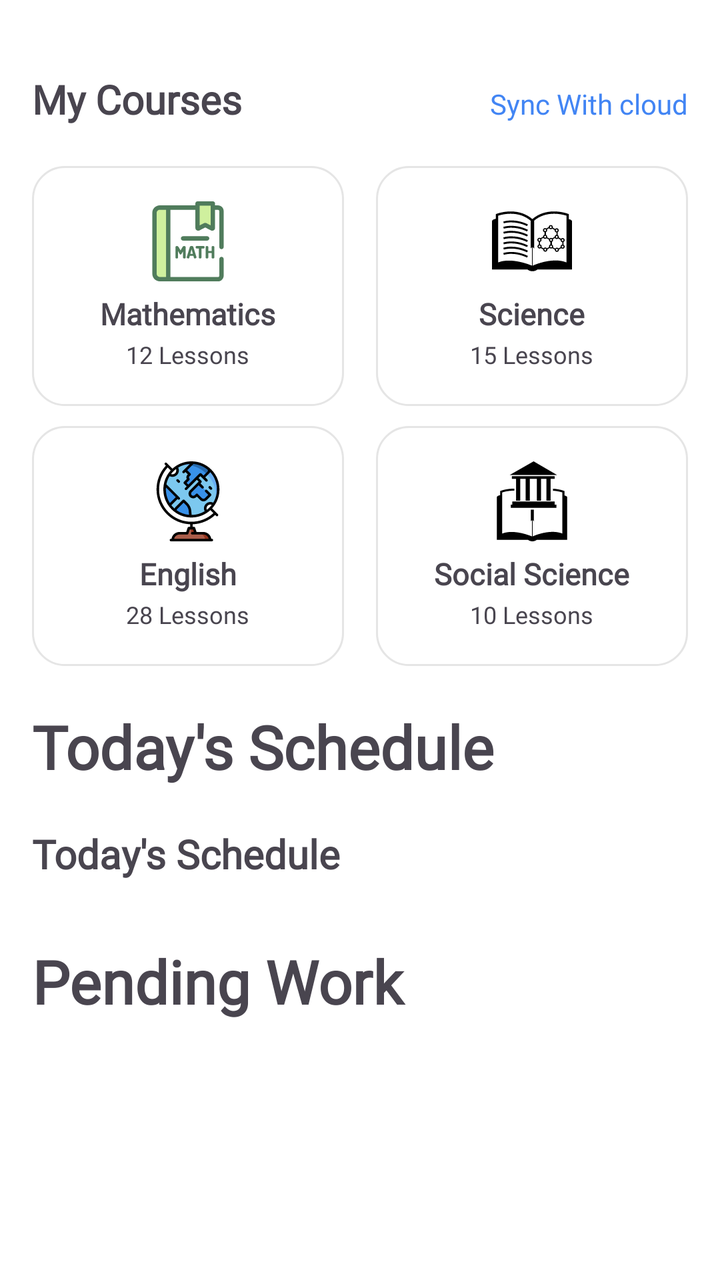
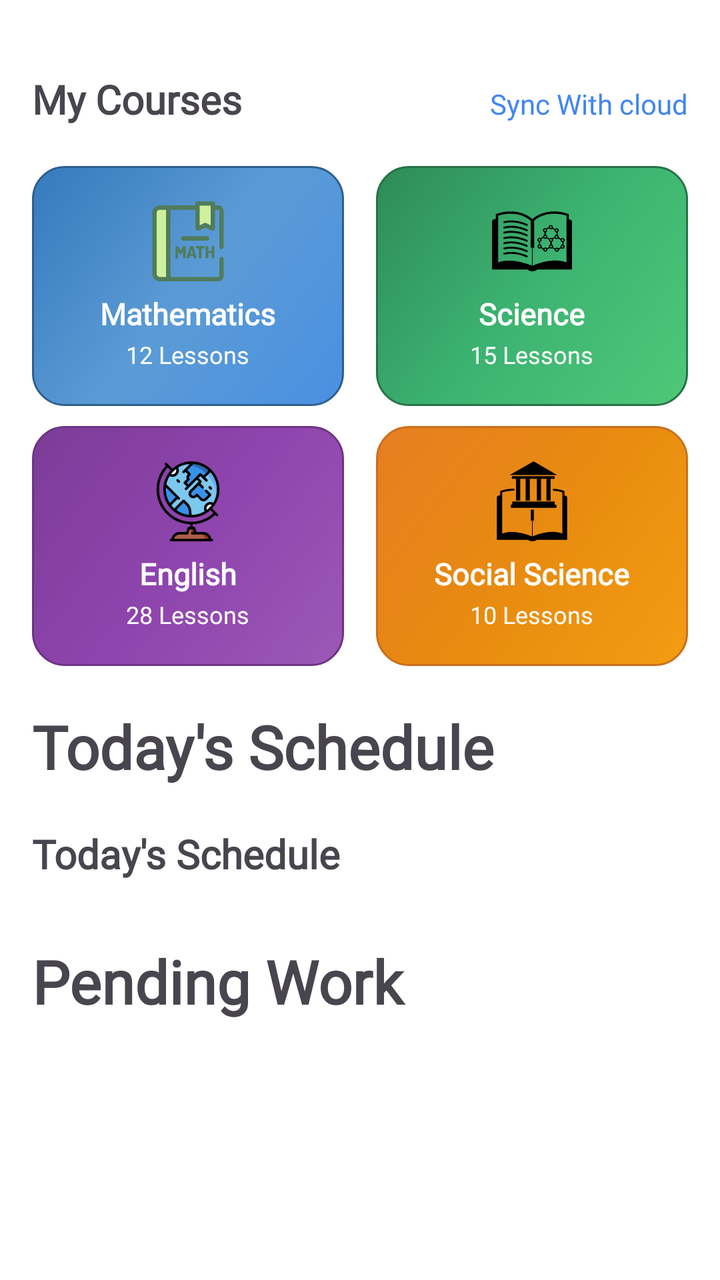

Two renders of the same Android screen: before a commit and after it. Below are the layout's source before the change and the commit's diff.
<!-- AndroidManifest.xml: application theme Theme.Demolition -->
<!-- res/layout/fragment_home.xml -->
<?xml version="1.0" encoding="utf-8"?>
<FrameLayout xmlns:android="http://schemas.android.com/apk/res/android"
    xmlns:tools="http://schemas.android.com/tools"
    android:layout_width="match_parent"
    android:layout_height="match_parent"
    tools:context=".Home">

    <LinearLayout
        android:id="@+id/ll_main_root"
        android:orientation="vertical"
        android:layout_width="match_parent"
        android:layout_height="match_parent"
        android:background="#FFFFFF">

        <ScrollView
            android:layout_width="match_parent"
            android:layout_height="0dp"
            android:layout_weight="1"
            android:fillViewport="true">

            <LinearLayout
                android:layout_width="match_parent"
                android:layout_height="wrap_content"
                android:orientation="vertical"
                android:padding="16dp">










































                <LinearLayout
                    android:id="@+id/ll_courses_header"
                    android:layout_width="match_parent"
                    android:layout_height="wrap_content"
                    android:layout_marginTop="20dp"
                    android:orientation="horizontal">

                    <TextView
                        android:id="@+id/tv_my_courses"
                        android:text="My Courses"
                        android:textSize="20sp"
                        android:textStyle="bold"
                        android:fontFamily="@font/audi"
                        android:layout_width="0dp"
                        android:layout_height="wrap_content"
                        android:layout_weight="1"/>

                    <TextView
                        android:id="@+id/Sync_with_cloud"
                        android:text="Sync With cloud"
                        android:textSize="14sp"
                        android:fontFamily="@font/space"
                        android:textColor="#4285F4"
                        android:layout_width="wrap_content"
                        android:layout_height="wrap_content"/>
                </LinearLayout>

                <LinearLayout
                    android:id="@+id/ll_courses_grid"
                    android:layout_width="match_parent"
                    android:layout_height="wrap_content"
                    android:orientation="vertical"
                    android:layout_marginTop="10dp">

                    
                    <LinearLayout
                        android:id="@+id/ll_course_row_1"
                        android:layout_width="match_parent"
                        android:layout_height="wrap_content"
                        android:orientation="horizontal"
                        android:gravity="center"
                        android:weightSum="2"
                        android:layout_marginTop="10dp">

                        
                        <LinearLayout
                            android:id="@+id/card_math"
                            android:layout_width="0dp"
                            android:layout_height="120dp"
                            android:layout_weight="1"
                            android:orientation="vertical"
                            android:gravity="center"
                            android:background="@drawable/course_card"
                            android:layout_marginRight="8dp">

                            <ImageView
                                android:id="@+id/iv_math"
                                android:src="@drawable/math"
                                android:layout_width="40dp"
                                android:layout_height="40dp"/>

                            <TextView
                                android:id="@+id/tv_math_title"
                                android:text="Mathematics"
                                android:textSize="15sp"
                                android:textStyle="bold"
                                android:fontFamily="@font/audi"
                                android:layout_marginTop="6dp"
                                android:layout_width="wrap_content"
                                android:layout_height="wrap_content"/>

                            <TextView
                                android:id="@+id/tv_math_lessons"
                                android:text="12 Lessons"
                                android:textSize="12sp"
                                android:fontFamily="@font/audi"
                                android:layout_marginTop="2dp"
                                android:layout_width="wrap_content"
                                android:layout_height="wrap_content"/>
                        </LinearLayout>

                        
                        <LinearLayout
                            android:id="@+id/card_science"
                            android:layout_width="0dp"
                            android:layout_height="120dp"
                            android:layout_weight="1"
                            android:orientation="vertical"
                            android:gravity="center"
                            android:background="@drawable/course_card"
                            android:layout_marginLeft="8dp">

                            <ImageView
                                android:id="@+id/iv_science"
                                android:src="@drawable/science"
                                android:layout_width="40dp"
                                android:layout_height="40dp"/>

                            <TextView
                                android:id="@+id/tv_science_title"
                                android:text="Science"

                                android:layout_height="wrap_content"
                                android:layout_width="wrap_content"
                                android:textSize="15sp"
                                android:textStyle="bold"
                                android:fontFamily="@font/audi"
                                android:layout_marginTop="6dp"/>

                            <TextView
                                android:id="@+id/tv_science_lessons"
                                android:text="15 Lessons"

                                android:layout_height="wrap_content"
                                android:layout_width="wrap_content"
                                android:textSize="12sp"
                                android:fontFamily="@font/audi"
                                android:layout_marginTop="2dp"/>
                        </LinearLayout>

                    </LinearLayout>


                    
                    <LinearLayout
                        android:id="@+id/ll_course_row_2"
                        android:layout_width="match_parent"
                        android:layout_height="wrap_content"
                        android:orientation="horizontal"
                        android:gravity="center"
                        android:weightSum="2"
                        android:layout_marginTop="10dp">

                        
                        <LinearLayout
                            android:id="@+id/card_geo"
                            android:layout_width="0dp"
                            android:layout_height="120dp"
                            android:layout_weight="1"
                            android:orientation="vertical"
                            android:gravity="center"
                            android:background="@drawable/course_card"
                            android:layout_marginRight="8dp">

                            <ImageView
                                android:id="@+id/iv_geo"
                                android:src="@drawable/geo"
                                android:layout_width="40dp"
                                android:layout_height="40dp"/>

                            <TextView
                                android:id="@+id/tv_geo_title"
                                android:text="English"
                                android:textSize="15sp"

                                android:layout_height="wrap_content"
                                android:layout_width="wrap_content"
                                android:textStyle="bold"
                                android:fontFamily="@font/audi"
                                android:layout_marginTop="6dp"/>

                            <TextView
                                android:id="@+id/tv_geo_lessons"
                                android:text="28 Lessons"

                                android:layout_height="wrap_content"
                                android:layout_width="wrap_content"
                                android:textSize="12sp"
                                android:fontFamily="@font/audi"
                                android:layout_marginTop="2dp"/>
                        </LinearLayout>

                        
                        <LinearLayout
                            android:id="@+id/card_history"
                            android:layout_width="0dp"
                            android:layout_height="120dp"
                            android:layout_weight="1"
                            android:orientation="vertical"
                            android:gravity="center"
                            android:background="@drawable/course_card"
                            android:layout_marginLeft="8dp">

                            <ImageView
                                android:id="@+id/iv_history"
                                android:src="@drawable/history"
                                android:layout_width="40dp"
                                android:layout_height="40dp"/>

                            <TextView
                                android:id="@+id/tv_history_title"
                                android:text="Social Science"

                                android:layout_height="wrap_content"
                                android:layout_width="wrap_content"
                                android:textSize="15sp"
                                android:textStyle="bold"
                                android:fontFamily="@font/audi"
                                android:layout_marginTop="6dp"/>

                            <TextView

                                android:layout_height="wrap_content"
                                android:layout_width="wrap_content"
                                android:id="@+id/tv_history_lessons"
                                android:text="10 Lessons"
                                android:textSize="12sp"
                                android:fontFamily="@font/audi"
                                android:layout_marginTop="2dp"/>
                        </LinearLayout>

                    </LinearLayout>

                </LinearLayout>
                

                
                <TextView
                    android:layout_width="match_parent"
                    android:layout_height="wrap_content"
                    android:text="Today's Schedule"
                    android:textSize="30sp"
                    android:textStyle="bold"
                    android:layout_marginTop="20dp"
                    android:fontFamily="@font/audi" />

                <TextView
                    android:layout_width="match_parent"
                    android:layout_height="wrap_content"
                    android:text="Today's Schedule"
                    android:textSize="20sp"
                    android:textStyle="bold"
                    android:fontFamily="@font/audi"
                    android:layout_marginTop="20dp" />

                <androidx.recyclerview.widget.RecyclerView
                    android:id="@+id/rv_timetable"
                    android:layout_width="match_parent"
                    android:layout_height="wrap_content"
                    android:nestedScrollingEnabled="false"
                    android:layout_marginTop="10dp" />


                
                <TextView
                    android:layout_width="match_parent"
                    android:layout_height="100dp"
                    android:layout_marginTop="20dp"
                    android:text="Pending Work"
                    android:textSize="30sp"
                    android:textStyle="bold"
                    android:fontFamily="@font/space" />

            </LinearLayout>
        </ScrollView>
    </LinearLayout>
</FrameLayout>
<!-- resources referenced by this layout -->
<resources>
  <!-- drawable course_card (drawable) -->
  <?xml version="1.0" encoding="utf-8"?>
  <shape xmlns:android="http://schemas.android.com/apk/res/android"
      android:shape="rectangle">
  
      
      <solid android:color="#FFFFFF" />
  
      
      <corners android:radius="16dp" />
  
      
      <stroke
          android:width="1dp"
          android:color="#E5E5E5" />
  
      
      <padding
          android:left="12dp"
          android:top="12dp"
          android:right="12dp"
          android:bottom="12dp" />
  </shape>
  <style name="Theme.Demolition" parent="Base.Theme.Demolition" />
  <style name="Base.Theme.Demolition" parent="Theme.Material3.DayNight.NoActionBar">
          
          
      </style>
  <!-- unchanged entries left out for length: 4 -->
</resources>

<!-- the commit's change to res/layout/fragment_home.xml (unified diff, before → after) -->
@@ -117,7 +117,7 @@
                             android:layout_weight="1"
                             android:orientation="vertical"
                             android:gravity="center"
-                            android:background="@drawable/course_card"
+                            android:background="@drawable/subject_math_bg"
                             android:layout_marginRight="8dp">
 
                             <ImageView
@@ -131,6 +131,7 @@
                                 android:text="Mathematics"
                                 android:textSize="15sp"
                                 android:textStyle="bold"
+                                android:textColor="#FFFFFF"
                                 android:fontFamily="@font/audi"
                                 android:layout_marginTop="6dp"
                                 android:layout_width="wrap_content"
@@ -140,6 +141,7 @@
                                 android:id="@+id/tv_math_lessons"
                                 android:text="12 Lessons"
                                 android:textSize="12sp"
+                                android:textColor="#FFFFFF"
                                 android:fontFamily="@font/audi"
                                 android:layout_marginTop="2dp"
                                 android:layout_width="wrap_content"
@@ -154,7 +156,7 @@
                             android:layout_weight="1"
                             android:orientation="vertical"
                             android:gravity="center"
-                            android:background="@drawable/course_card"
+                            android:background="@drawable/subject_science_bg"
                             android:layout_marginLeft="8dp">
 
                             <ImageView
@@ -171,6 +173,7 @@
                                 android:layout_width="wrap_content"
                                 android:textSize="15sp"
                                 android:textStyle="bold"
+                                android:textColor="#FFFFFF"
                                 android:fontFamily="@font/audi"
                                 android:layout_marginTop="6dp"/>
 
@@ -181,6 +184,7 @@
                                 android:layout_height="wrap_content"
                                 android:layout_width="wrap_content"
                                 android:textSize="12sp"
+                                android:textColor="#FFFFFF"
                                 android:fontFamily="@font/audi"
                                 android:layout_marginTop="2dp"/>
                         </LinearLayout>
@@ -206,7 +210,7 @@
                             android:layout_weight="1"
                             android:orientation="vertical"
                             android:gravity="center"
-                            android:background="@drawable/course_card"
+                            android:background="@drawable/subject_english_bg"
                             android:layout_marginRight="8dp">
 
                             <ImageView
@@ -223,6 +227,7 @@
                                 android:layout_height="wrap_content"
                                 android:layout_width="wrap_content"
                                 android:textStyle="bold"
+                                android:textColor="#FFFFFF"
                                 android:fontFamily="@font/audi"
                                 android:layout_marginTop="6dp"/>
 
@@ -233,6 +238,7 @@
                                 android:layout_height="wrap_content"
                                 android:layout_width="wrap_content"
                                 android:textSize="12sp"
+                                android:textColor="#FFFFFF"
                                 android:fontFamily="@font/audi"
                                 android:layout_marginTop="2dp"/>
                         </LinearLayout>
@@ -245,7 +251,7 @@
                             android:layout_weight="1"
                             android:orientation="vertical"
                             android:gravity="center"
-                            android:background="@drawable/course_card"
+                            android:background="@drawable/subject_sst_bg"
                             android:layout_marginLeft="8dp">
 
                             <ImageView
@@ -262,6 +268,7 @@
                                 android:layout_width="wrap_content"
                                 android:textSize="15sp"
                                 android:textStyle="bold"
+                                android:textColor="#FFFFFF"
                                 android:fontFamily="@font/audi"
                                 android:layout_marginTop="6dp"/>
 
@@ -272,6 +279,7 @@
                                 android:id="@+id/tv_history_lessons"
                                 android:text="10 Lessons"
                                 android:textSize="12sp"
+                                android:textColor="#FFFFFF"
                                 android:fontFamily="@font/audi"
                                 android:layout_marginTop="2dp"/>
                         </LinearLayout>
<!-- resource entries referenced after the edit -->
@@ -1,12 +1,17 @@
 <!-- resources referenced by this layout -->
 <resources>
-  <!-- drawable course_card (drawable) -->
+  <!-- drawable subject_english_bg (drawable) -->
   <?xml version="1.0" encoding="utf-8"?>
   <shape xmlns:android="http://schemas.android.com/apk/res/android"
       android:shape="rectangle">
   
       
-      <solid android:color="#FFFFFF" />
+      <gradient
+          android:angle="135"
+          android:startColor="#9B59B6"
+          android:centerColor="#8E44AD"
+          android:endColor="#7D3C98"
+          android:type="linear" />
   
       
       <corners android:radius="16dp" />
@@ -14,7 +19,91 @@
       
       <stroke
           android:width="1dp"
-          android:color="#E5E5E5" />
+          android:color="#6C3483" />
+  
+      
+      <padding
+          android:left="12dp"
+          android:top="12dp"
+          android:right="12dp"
+          android:bottom="12dp" />
+  </shape>
+  <!-- drawable subject_math_bg (drawable) -->
+  <?xml version="1.0" encoding="utf-8"?>
+  <shape xmlns:android="http://schemas.android.com/apk/res/android"
+      android:shape="rectangle">
+  
+      
+      <gradient
+          android:angle="135"
+          android:startColor="#4A90E2"
+          android:centerColor="#5B9BD5"
+          android:endColor="#357ABD"
+          android:type="linear" />
+  
+      
+      <corners android:radius="16dp" />
+  
+      
+      <stroke
+          android:width="1dp"
+          android:color="#2D5F8D" />
+  
+      
+      <padding
+          android:left="12dp"
+          android:top="12dp"
+          android:right="12dp"
+          android:bottom="12dp" />
+  </shape>
+  <!-- drawable subject_science_bg (drawable) -->
+  <?xml version="1.0" encoding="utf-8"?>
+  <shape xmlns:android="http://schemas.android.com/apk/res/android"
+      android:shape="rectangle">
+  
+      
+      <gradient
+          android:angle="135"
+          android:startColor="#50C878"
+          android:centerColor="#3CB371"
+          android:endColor="#2E8B57"
+          android:type="linear" />
+  
+      
+      <corners android:radius="16dp" />
+  
+      
+      <stroke
+          android:width="1dp"
+          android:color="#267347" />
+  
+      
+      <padding
+          android:left="12dp"
+          android:top="12dp"
+          android:right="12dp"
+          android:bottom="12dp" />
+  </shape>
+  <!-- drawable subject_sst_bg (drawable) -->
+  <?xml version="1.0" encoding="utf-8"?>
+  <shape xmlns:android="http://schemas.android.com/apk/res/android"
+      android:shape="rectangle">
+  
+      
+      <gradient
+          android:angle="135"
+          android:startColor="#F39C12"
+          android:centerColor="#E88B10"
+          android:endColor="#E67E22"
+          android:type="linear" />
+  
+      
+      <corners android:radius="16dp" />
+  
+      
+      <stroke
+          android:width="1dp"
+          android:color="#CA6F1E" />
   
       
       <padding
